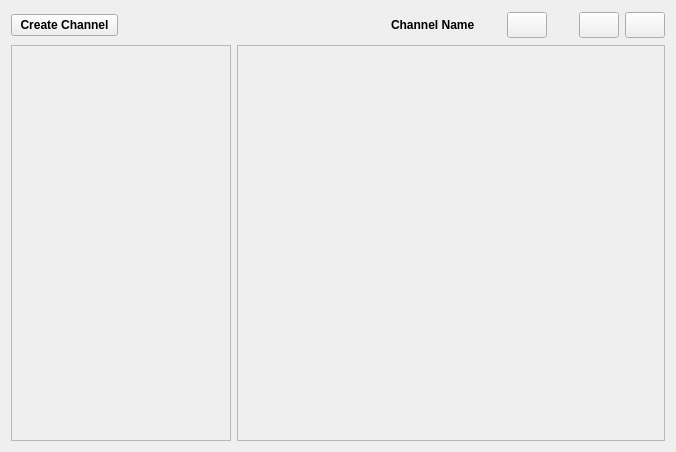
Old version of the form retroshare-gui/src/gui/ChannelFeed.ui in the repository RetroShare/RetroShare.
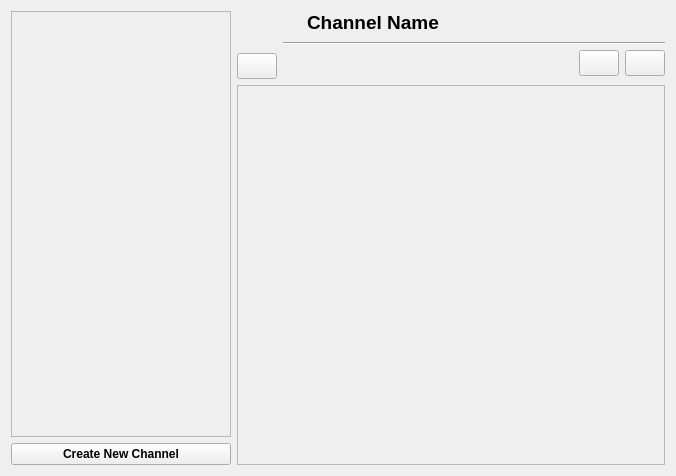
New version of the form. Icons and pictures are not drawn.

What changed in the file:
```diff
--- a/retroshare-gui/src/gui/ChannelFeed.ui
+++ b/retroshare-gui/src/gui/ChannelFeed.ui
@@ -1,260 +1,264 @@
 <ui version="4.0" >
  <class>ChannelFeed</class>
- <widget class="QWidget" name="ChannelFeed" >
-  <property name="geometry" >
+ <widget class="QWidget" name="ChannelFeed">
+  <property name="geometry">
    <rect>
     <x>0</x>
     <y>0</y>
     <width>676</width>
-    <height>452</height>
+    <height>476</height>
    </rect>
   </property>
-  <property name="sizeIncrement" >
+  <property name="sizeIncrement">
    <size>
     <width>0</width>
     <height>0</height>
    </size>
   </property>
-  <property name="baseSize" >
+  <property name="baseSize">
    <size>
     <width>0</width>
     <height>0</height>
    </size>
   </property>
-  <property name="windowTitle" >
+  <property name="windowTitle">
    <string>Form</string>
   </property>
-  <layout class="QGridLayout" >
-   <item row="0" column="0" >
-    <widget class="QPushButton" name="chanButton" >
-     <property name="font" >
-      <font>
-       <weight>75</weight>
-       <bold>true</bold>
-      </font>
+  <layout class="QGridLayout" name="gridLayout_4">
+   <item row="0" column="0">
+    <widget class="QFrame" name="chanFrame">
+     <property name="sizePolicy">
+      <sizepolicy hsizetype="Preferred" vsizetype="Preferred">
+       <horstretch>0</horstretch>
+       <verstretch>0</verstretch>
+      </sizepolicy>
      </property>
-     <property name="text" >
-      <string>Create Channel</string>
+     <property name="minimumSize">
+      <size>
+       <width>220</width>
+       <height>0</height>
+      </size>
      </property>
-     <property name="icon" >
-      <iconset resource="images.qrc" >:/images/add_channel24.png</iconset>
+     <property name="maximumSize">
+      <size>
+       <width>220</width>
+       <height>16777215</height>
+      </size>
      </property>
-     <property name="iconSize" >
+     <property name="sizeIncrement">
       <size>
-       <width>16</width>
-       <height>16</height>
+       <width>0</width>
+       <height>0</height>
       </size>
      </property>
+     <property name="baseSize">
+      <size>
+       <width>220</width>
+       <height>0</height>
+      </size>
+     </property>
+     <property name="frameShape">
+      <enum>QFrame::StyledPanel</enum>
+     </property>
+     <property name="frameShadow">
+      <enum>QFrame::Raised</enum>
+     </property>
     </widget>
    </item>
-   <item row="0" column="1" colspan="2" >
-    <spacer>
-     <property name="orientation" >
-      <enum>Qt::Horizontal</enum>
-     </property>
-     <property name="sizeHint" >
-      <size>
-       <width>151</width>
-       <height>28</height>
-      </size>
-     </property>
-    </spacer>
-   </item>
-   <item row="0" column="3" >
-    <widget class="QLabel" name="iconLabel" >
-     <property name="minimumSize" >
+   <item row="0" column="1" rowspan="2">
+    <layout class="QGridLayout" name="gridLayout_3">
+     <item row="0" column="0">
+      <layout class="QGridLayout" name="gridLayout">
+       <item row="0" column="0">
+        <widget class="QLabel" name="iconLabel">
+         <property name="minimumSize">
       <size>
        <width>24</width>
        <height>24</height>
       </size>
      </property>
-     <property name="text" >
+         <property name="maximumSize">
+          <size>
+           <width>64</width>
+           <height>64</height>
+          </size>
+         </property>
+         <property name="text">
       <string/>
      </property>
-     <property name="pixmap" >
-      <pixmap resource="images.qrc" >:/images/channels24.png</pixmap>
+         <property name="pixmap">
+          <pixmap resource="images.qrc">:/images/channels.png</pixmap>
      </property>
     </widget>
    </item>
-   <item row="0" column="4" >
-    <widget class="QLabel" name="nameLabel" >
-     <property name="font" >
+       <item row="0" column="1">
+        <widget class="QLabel" name="nameLabel">
+         <property name="font">
       <font>
        <weight>75</weight>
        <bold>true</bold>
       </font>
      </property>
-     <property name="text" >
-      <string>Channel Name</string>
+         <property name="text">
+          <string>&lt;!DOCTYPE HTML PUBLIC &quot;-//W3C//DTD HTML 4.0//EN&quot; &quot;http://www.w3.org/TR/REC-html40/strict.dtd&quot;&gt;
+&lt;html&gt;&lt;head&gt;&lt;meta name=&quot;qrichtext&quot; content=&quot;1&quot; /&gt;&lt;style type=&quot;text/css&quot;&gt;
+p, li { white-space: pre-wrap; }
+&lt;/style&gt;&lt;/head&gt;&lt;body style=&quot; font-family:'DejaVu Sans'; font-size:9pt; font-weight:600; font-style:normal;&quot;&gt;
+&lt;p style=&quot; margin-top:0px; margin-bottom:0px; margin-left:0px; margin-right:0px; -qt-block-indent:0; text-indent:0px;&quot;&gt;&lt;span style=&quot; font-size:14pt;&quot;&gt;Channel Name&lt;/span&gt;&lt;/p&gt;&lt;/body&gt;&lt;/html&gt;</string>
      </property>
     </widget>
    </item>
-   <item row="0" column="5" >
-    <spacer>
-     <property name="orientation" >
+      </layout>
+     </item>
+     <item row="1" column="0">
+      <layout class="QGridLayout" name="gridLayout_2">
+       <item row="0" column="1" rowspan="2" colspan="4">
+        <widget class="Line" name="line">
+         <property name="orientation">
       <enum>Qt::Horizontal</enum>
      </property>
-     <property name="sizeType" >
-      <enum>QSizePolicy::Fixed</enum>
-     </property>
-     <property name="sizeHint" >
-      <size>
-       <width>20</width>
-       <height>20</height>
-      </size>
-     </property>
-    </spacer>
-   </item>
-   <item row="0" column="6" >
-    <widget class="QPushButton" name="postButton" >
-     <property name="sizePolicy" >
-      <sizepolicy vsizetype="Fixed" hsizetype="Fixed" >
-       <horstretch>0</horstretch>
-       <verstretch>0</verstretch>
-      </sizepolicy>
-     </property>
-     <property name="minimumSize" >
-      <size>
-       <width>26</width>
-       <height>26</height>
-      </size>
-     </property>
-     <property name="toolTip" >
-      <string>Post To Channel</string>
-     </property>
-     <property name="text" >
-      <string/>
-     </property>
-     <property name="icon" >
-      <iconset resource="images.qrc" >:/images/mail_send.png</iconset>
-     </property>
-    </widget>
-   </item>
-   <item row="0" column="7" >
-    <spacer>
-     <property name="orientation" >
-      <enum>Qt::Horizontal</enum>
-     </property>
-     <property name="sizeType" >
-      <enum>QSizePolicy::Fixed</enum>
-     </property>
-     <property name="sizeHint" >
-      <size>
-       <width>20</width>
-       <height>20</height>
-      </size>
-     </property>
-    </spacer>
-   </item>
-   <item row="0" column="8" >
-    <widget class="QPushButton" name="subscribeButton" >
-     <property name="sizePolicy" >
-      <sizepolicy vsizetype="Fixed" hsizetype="Fixed" >
+        </widget>
+       </item>
+       <item row="1" column="3" rowspan="2">
+        <widget class="QPushButton" name="subscribeButton">
+         <property name="sizePolicy">
+          <sizepolicy hsizetype="Fixed" vsizetype="Fixed">
        <horstretch>0</horstretch>
        <verstretch>0</verstretch>
       </sizepolicy>
      </property>
-     <property name="minimumSize" >
+         <property name="minimumSize">
       <size>
        <width>26</width>
        <height>26</height>
       </size>
      </property>
-     <property name="toolTip" >
+         <property name="toolTip">
       <string>Subscribe To Channel</string>
      </property>
-     <property name="text" >
+         <property name="text">
       <string/>
      </property>
-     <property name="icon" >
-      <iconset resource="images.qrc" >:/images/directoryadd_24x24_shadow.png</iconset>
+         <property name="icon">
+          <iconset resource="images.qrc">
+           <normaloff>:/images/edit_add24.png</normaloff>:/images/edit_add24.png</iconset>
      </property>
     </widget>
    </item>
-   <item row="0" column="9" >
-    <widget class="QPushButton" name="unsubscribeButton" >
-     <property name="sizePolicy" >
-      <sizepolicy vsizetype="Fixed" hsizetype="Fixed" >
+       <item row="1" column="4" rowspan="2">
+        <widget class="QPushButton" name="unsubscribeButton">
+         <property name="sizePolicy">
+          <sizepolicy hsizetype="Fixed" vsizetype="Fixed">
        <horstretch>0</horstretch>
        <verstretch>0</verstretch>
       </sizepolicy>
      </property>
-     <property name="minimumSize" >
+         <property name="minimumSize">
       <size>
        <width>26</width>
        <height>26</height>
       </size>
      </property>
-     <property name="toolTip" >
+         <property name="toolTip">
       <string>Unsubcribe To Channel</string>
      </property>
-     <property name="text" >
+         <property name="text">
       <string/>
      </property>
-     <property name="icon" >
-      <iconset resource="images.qrc" >:/images/directoryremove_24x24_shadow.png</iconset>
+         <property name="icon">
+          <iconset resource="images.qrc">
+           <normaloff>:/images/edit_remove24.png</normaloff>:/images/edit_remove24.png</iconset>
      </property>
     </widget>
    </item>
-   <item row="1" column="0" colspan="2" >
-    <widget class="QFrame" name="chanFrame" >
-     <property name="sizePolicy" >
-      <sizepolicy vsizetype="Preferred" hsizetype="Preferred" >
+       <item row="2" column="1">
+        <spacer>
+         <property name="orientation">
+          <enum>Qt::Horizontal</enum>
+         </property>
+         <property name="sizeType">
+          <enum>QSizePolicy::Fixed</enum>
+         </property>
+         <property name="sizeHint" stdset="0">
+          <size>
+           <width>228</width>
+           <height>17</height>
+          </size>
+         </property>
+        </spacer>
+       </item>
+       <item row="2" column="0">
+        <widget class="QPushButton" name="postButton">
+         <property name="sizePolicy">
+          <sizepolicy hsizetype="Fixed" vsizetype="Fixed">
        <horstretch>0</horstretch>
        <verstretch>0</verstretch>
       </sizepolicy>
      </property>
-     <property name="minimumSize" >
+         <property name="minimumSize">
       <size>
-       <width>220</width>
-       <height>0</height>
-      </size>
-     </property>
-     <property name="maximumSize" >
-      <size>
-       <width>220</width>
-       <height>16777215</height>
-      </size>
-     </property>
-     <property name="sizeIncrement" >
-      <size>
-       <width>0</width>
-       <height>0</height>
-      </size>
-     </property>
-     <property name="baseSize" >
-      <size>
-       <width>220</width>
-       <height>0</height>
-      </size>
-     </property>
-     <property name="frameShape" >
-      <enum>QFrame::StyledPanel</enum>
-     </property>
-     <property name="frameShadow" >
-      <enum>QFrame::Raised</enum>
+           <width>26</width>
+           <height>26</height>
+          </size>
+         </property>
+         <property name="toolTip">
+          <string>Post To Channel</string>
+         </property>
+         <property name="text">
+          <string/>
+         </property>
+         <property name="icon">
+          <iconset resource="images.qrc">
+           <normaloff>:/images/mail_send.png</normaloff>:/images/mail_send.png</iconset>
      </property>
     </widget>
    </item>
-   <item row="1" column="2" colspan="8" >
-    <widget class="QFrame" name="msgFrame" >
-     <property name="sizePolicy" >
-      <sizepolicy vsizetype="Expanding" hsizetype="Expanding" >
+      </layout>
+     </item>
+     <item row="2" column="0">
+      <widget class="QFrame" name="msgFrame">
+       <property name="sizePolicy">
+        <sizepolicy hsizetype="Expanding" vsizetype="Expanding">
        <horstretch>1</horstretch>
        <verstretch>0</verstretch>
       </sizepolicy>
      </property>
-     <property name="sizeIncrement" >
+       <property name="sizeIncrement">
       <size>
        <width>0</width>
        <height>0</height>
       </size>
      </property>
-     <property name="frameShape" >
+       <property name="frameShape">
       <enum>QFrame::StyledPanel</enum>
      </property>
-     <property name="frameShadow" >
+       <property name="frameShadow">
       <enum>QFrame::Raised</enum>
+       </property>
+      </widget>
+     </item>
+    </layout>
+   </item>
+   <item row="1" column="0">
+    <widget class="QPushButton" name="chanButton">
+     <property name="font">
+      <font>
+       <weight>75</weight>
+       <bold>true</bold>
+      </font>
+     </property>
+     <property name="text">
+      <string>Create New Channel</string>
+     </property>
+     <property name="icon">
+      <iconset resource="images.qrc">
+       <normaloff>:/images/add_channel24.png</normaloff>:/images/add_channel24.png</iconset>
+     </property>
+     <property name="iconSize">
+      <size>
+       <width>16</width>
+       <height>16</height>
+      </size>
      </property>
     </widget>
    </item>
```
Left out of the diff: 5 changed lines with no effect on the pictures. Lines whose indentation alone changed are shown as unchanged.
